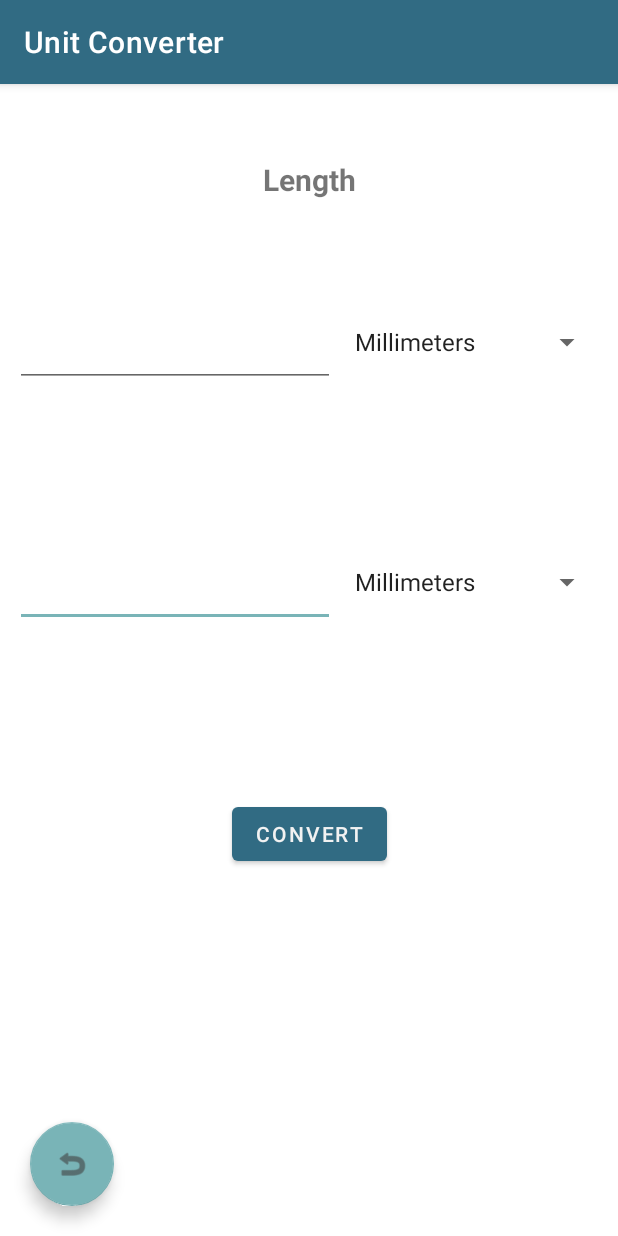
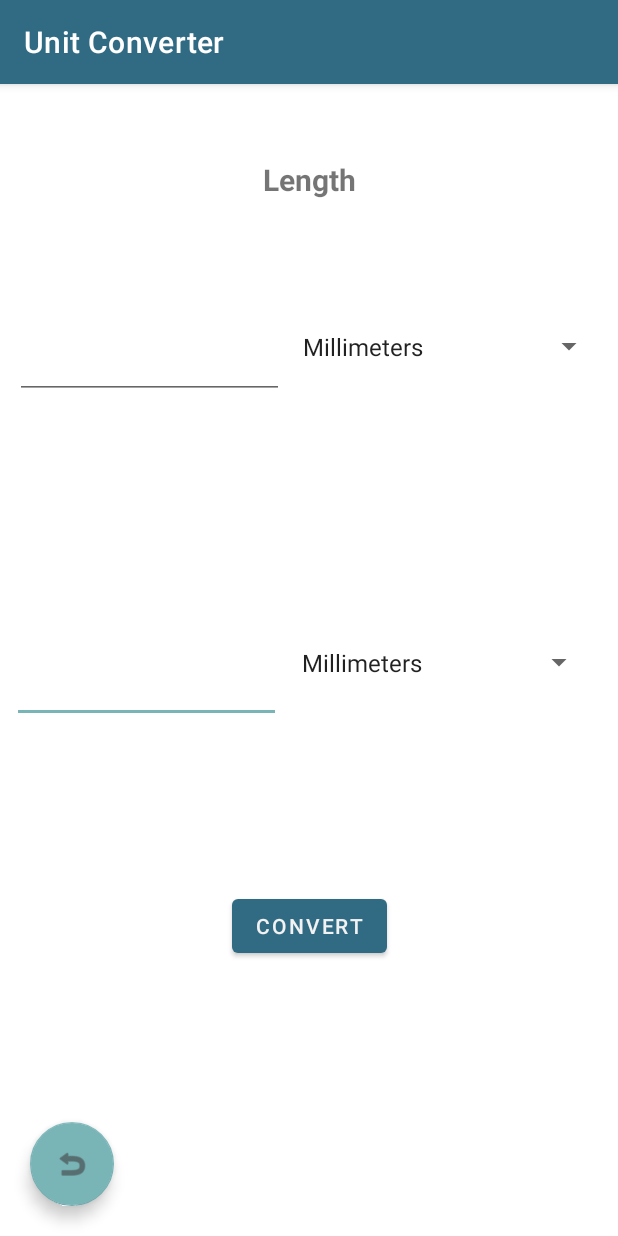
Before and after one commit to Shock9616/UnitConverterApp, an Android app: the LengthActivity screen opened directly, with no data from a screen before it, on a phone screen of 412 x 824 dp. Run offline under Robolectric (Android 15) with nearby library versions, the phone set to English and light mode, and no system bars.

Commit message:
Fix textbox margins.

```diff
--- a/app/src/main/res/layout/activity_length.xml
+++ b/app/src/main/res/layout/activity_length.xml
@@ -8,20 +8,28 @@
         tools:context=".LengthActivity">
 
     <EditText
-            android:layout_width="0dp"
-            android:layout_height="60dp"
-            android:ems="10"
-            android:id="@+id/length_value_to_view"
-            android:layout_marginTop="100dp"
-            app:layout_constraintTop_toBottomOf="@+id/length_value_from_view" app:layout_constraintStart_toStartOf="parent"
-            android:layout_marginStart="10dp" android:inputType="numberSigned|numberDecimal"/>
+        android:id="@+id/length_value_to_view"
+        android:layout_width="179dp"
+        android:layout_height="76dp"
+        android:layout_marginStart="8dp"
+        android:layout_marginTop="140dp"
+        android:ems="10"
+        android:inputType="numberSigned|numberDecimal"
+        app:layout_constraintStart_toStartOf="parent"
+        app:layout_constraintTop_toBottomOf="@+id/length_value_from_view" />
+
     <Spinner
-            android:layout_width="0dp"
-            android:layout_height="60dp" android:id="@+id/length_value_to_unit"
-            android:layout_marginTop="100dp"
-            app:layout_constraintTop_toBottomOf="@+id/length_value_from_unit" android:layout_marginEnd="10dp"
-            app:layout_constraintEnd_toEndOf="parent" android:layout_marginStart="5dp"
-            app:layout_constraintStart_toEndOf="@+id/length_value_to_view"/>
+        android:id="@+id/length_value_to_unit"
+        android:layout_width="203dp"
+        android:layout_height="75dp"
+        android:layout_marginStart="5dp"
+        android:layout_marginTop="140dp"
+        android:layout_marginEnd="10dp"
+        app:layout_constraintEnd_toEndOf="parent"
+        app:layout_constraintHorizontal_bias="0.166"
+        app:layout_constraintStart_toEndOf="@+id/length_value_to_view"
+        app:layout_constraintTop_toBottomOf="@+id/length_value_from_unit" />
+
     <TextView
             android:text="@string/activity_length_title"
             android:layout_width="171dp"
@@ -30,23 +38,28 @@
             android:layout_marginTop="50dp" app:layout_constraintStart_toStartOf="parent"
             app:layout_constraintEnd_toEndOf="parent" android:textAlignment="center" android:textSize="20sp"
             android:textStyle="bold"/>
+
     <EditText
-            android:layout_width="0dp"
-            android:layout_height="60dp"
-            android:inputType="numberSigned|numberDecimal"
-            android:ems="10"
-            android:id="@+id/length_value_from_view"
-            android:layout_marginTop="60dp"
-            app:layout_constraintTop_toBottomOf="@+id/length_title" app:layout_constraintStart_toStartOf="parent"
-            android:layout_marginStart="10dp"/>
+        android:id="@+id/length_value_from_view"
+        android:layout_width="179dp"
+        android:layout_height="68dp"
+        android:layout_marginStart="10dp"
+        android:layout_marginTop="60dp"
+        android:ems="10"
+        android:inputType="numberSigned|numberDecimal"
+        app:layout_constraintStart_toStartOf="parent"
+        app:layout_constraintTop_toBottomOf="@+id/length_title" />
+
     <Spinner
-            android:layout_width="0dp"
-            android:layout_height="60dp"
-            android:id="@+id/length_value_from_unit"
-            android:layout_marginTop="60dp"
-            app:layout_constraintTop_toBottomOf="@+id/length_title" android:layout_marginEnd="10dp"
-            app:layout_constraintEnd_toEndOf="parent" android:layout_marginStart="5dp"
-            app:layout_constraintStart_toEndOf="@+id/length_value_from_view"/>
+        android:id="@+id/length_value_from_unit"
+        android:layout_width="209dp"
+        android:layout_height="66dp"
+        android:layout_marginStart="5dp"
+        android:layout_marginTop="60dp"
+        android:layout_marginEnd="10dp"
+        app:layout_constraintEnd_toEndOf="parent"
+        app:layout_constraintStart_toEndOf="@+id/length_value_from_view"
+        app:layout_constraintTop_toBottomOf="@+id/length_title" />
     <Button
             android:text="@string/convert_button"
             android:layout_width="wrap_content"
```
Also changed, not shown: app/src/main/res/layout/activity_speed.xml (+33 -20 lines), app/src/main/res/layout/activity_volume.xml (+20 -15 lines), app/src/main/res/layout/activity_weight.xml (+31 -20 lines).
